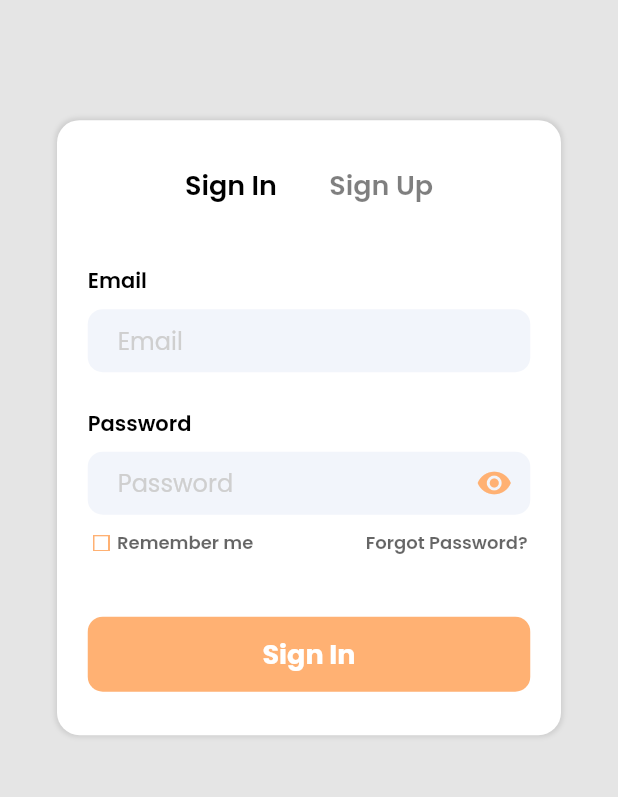
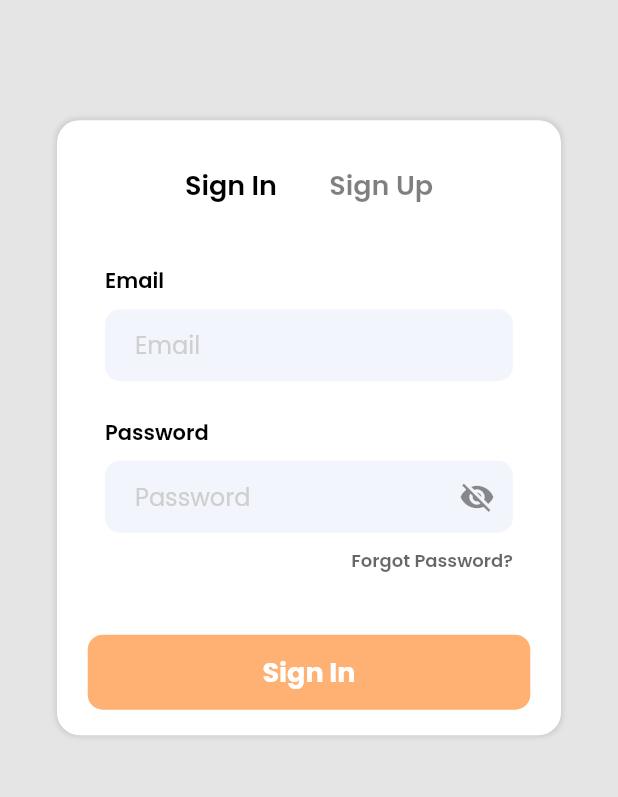
Before and after one commit to Indrawan007/mountain-guide-app, a Flutter app: the screen it shows after launch, on a phone screen of 412 x 824 dp, the part 393-1190 px from its top. Run offline on Flutter 3.47's test engine with Material 2 defaults, Android fonts, the light colour scheme and no system bars; our stand-ins replace blurrycontainer, cloud_firestore, firebase_auth, firebase_core, get, google_fonts; missing offline and left inert: firebase_auth_web, firebase_core_web; accounts and stored records are empty.

Commit message:
change log : - add login logic - update some ui in login page

```diff
--- a/lib/UI-Pages/Login-pages/loginpage.dart
+++ b/lib/UI-Pages/Login-pages/loginpage.dart
@@ -1,8 +1,15 @@
+import 'dart:developer';
+
 import 'package:firebase_auth/firebase_auth.dart';
 import 'package:flutter/material.dart';
+import 'package:get/get.dart';
+import 'package:get/get_core/src/get_main.dart';
 import 'package:google_fonts/google_fonts.dart';
 import 'package:mountain_guide_app/UI-Pages/Homa-page/HomePage.dart';
 import 'package:mountain_guide_app/UI-Pages/Login-pages/signup.dart';
+
+import '../../RouteStates.dart';
+import '../../controller/LoginController.dart';
 
 class LoginPage extends StatefulWidget {
   @override
@@ -10,9 +17,8 @@ class LoginPage extends StatefulWidget {
 }
 
 class _LoginPageState extends State<LoginPage> {
-  bool isHiddenPassword = true;
-  TextEditingController email = TextEditingController();
-  TextEditingController password = TextEditingController();
+  LoginController loginController = Get.find();
+
   @override
   Widget build(BuildContext context) {
     return Scaffold(
@@ -51,7 +57,7 @@ class _LoginPageState extends State<LoginPage> {
                   children: [
                     Padding(
                       padding: const EdgeInsets.only(
-                        top: 30,
+                        top: 30
                       ),
                       child: Row(
                         mainAxisAlignment: MainAxisAlignment.center,
@@ -88,7 +94,10 @@ class _LoginPageState extends State<LoginPage> {
                     SizedBox(
                       height: 40,
                     ),
-                    Column(
+                    Obx(
+                      () => Padding(
+                        padding: const EdgeInsets.symmetric(horizontal: 32),
+                        child: Column(
                           crossAxisAlignment: CrossAxisAlignment.start,
                           children: [
                             Text(
@@ -101,10 +110,8 @@ class _LoginPageState extends State<LoginPage> {
                             ),
                             SizedBox(height: 8),
                             Container(
-                          width: 295,
-                          height: 42,
                               child: TextFormField(
-                            controller: email,
+                                initialValue: loginController.user.value.email,
                                 cursorColor: Colors.black,
                                 style: GoogleFonts.poppins(
                                   color: Color(0xFF000000),
@@ -124,6 +131,11 @@ class _LoginPageState extends State<LoginPage> {
                                     hintStyle: GoogleFonts.poppins(
                                       color: Color(0xFFCFCFCF),
                                     )),
+                                onChanged: (value) {
+                                  loginController.user(loginController
+                                      .user.value
+                                      .copyWith(email: value));
+                                },
                               ),
                             ),
                             SizedBox(height: 24),
@@ -137,16 +149,24 @@ class _LoginPageState extends State<LoginPage> {
                             ),
                             SizedBox(height: 8),
                             Container(
-                          width: 295,
-                          height: 42,
                               child: TextFormField(
-                            controller: password,
+                                initialValue: loginController.user.value.password,
                                 cursorColor: Colors.black,
-                            obscureText: isHiddenPassword,
+                                obscureText: loginController.showPassword.value,
                                 style: GoogleFonts.poppins(
                                   color: Color(0xFF000000),
                                 ),
                                 decoration: InputDecoration(
+                                    suffixIcon: IconButton(
+                                        onPressed: () {
+                                          loginController.showPassword(
+                                              !loginController
+                                                  .showPassword.value);
+                                        },
+                                        icon: Icon(
+                                            loginController.showPassword.value
+                                                ? Icons.visibility
+                                                : Icons.visibility_off)),
                                     contentPadding: EdgeInsets.only(
                                       left: 20,
                                       top: 15,
@@ -157,42 +177,30 @@ class _LoginPageState extends State<LoginPage> {
                                       borderRadius: BorderRadius.circular(10),
                                       borderSide: BorderSide.none,
                                     ),
-                                suffixIcon: InkWell(
-                                  onTap: _togglePasswordView,
-                                  child: Icon(
-                                    Icons.visibility,
-                                    color: Color(0xffFFB173),
-                                  ),
-                                ),
                                     hintText: 'Password',
                                     hintStyle: GoogleFonts.poppins(
                                       color: Color(0xFFCFCFCF),
                                     )),
+                                onChanged: (value) {
+                                  loginController.user(loginController
+                                      .user.value
+                                      .copyWith(password: value));
+                                },
                               ),
                             ),
                           ],
                         ),
+                      ),
+                    ),
                     Padding(
                       padding: const EdgeInsets.only(
                         top: 10,
+                        left: 32,
+                        right: 32
                       ),
                       child: Row(
+                        mainAxisAlignment: MainAxisAlignment.end,
                         children: [
-                          SizedBox(width: 24),
-                          Image.asset(
-                            'assets/images/checkbox.png',
-                            width: 11,
-                          ),
-                          SizedBox(width: 5),
-                          Text(
-                            'Remember me',
-                            style: GoogleFonts.poppins(
-                              fontSize: 12,
-                              fontWeight: FontWeight.w600,
-                              color: Colors.black.withOpacity(0.6),
-                            ),
-                          ),
-                          SizedBox(width: 75),
                           Text(
                             'Forgot Password?',
                             style: GoogleFonts.poppins(
@@ -207,25 +215,26 @@ class _LoginPageState extends State<LoginPage> {
                     SizedBox(height: 40),
                     InkWell(
                       onTap: () async {
+                        log("${loginController.user.value}");
+                        if (loginController.user.value.email != null &&
+                            loginController.user.value.password != null &&
+                            loginController.user.value.email?.isNotEmpty ==
+                                true &&
+                            loginController.user.value.password?.isNotEmpty ==
+                                true) {
                           try {
                             await FirebaseAuth.instance
                                 .signInWithEmailAndPassword(
-                            email: email.text,
-                            password: password.text,
+                              email: loginController.user.value.email!,
+                              password: loginController.user.value.password!,
                             );
-                          Navigator.pushReplacement(
-                            context,
-                            MaterialPageRoute(builder: (context) => HomePage()),
-                          );
+                            Get.offAndToNamed(homePage);
                           } on FirebaseAuthException catch (e) {
                             if (e.code == 'user-not-found') {
-                            ScaffoldMessenger.of(context).showSnackBar(SnackBar(
-                              content: Text('Email belum terdaftar'),
-                            ));
+                              Get.snackbar("Maaf","Email belum terdaftar");
                             } else if (e.code == 'wrong-password') {
-                            ScaffoldMessenger.of(context).showSnackBar(SnackBar(
-                              content: Text('Password anda salah'),
-                            ));
+                              Get.snackbar("Maaf","Password anda salah");
+                            }
                           }
                         }
                       },
@@ -257,15 +266,4 @@ class _LoginPageState extends State<LoginPage> {
       ),
     );
   }
-
-  void _togglePasswordView() {
-    // if (isHiddenPassword == true) {
-    //   isHiddenPassword = false;
-    // } else {
-    //   isHiddenPassword = true;
-    // }
-    setState(() {
-      isHiddenPassword = !isHiddenPassword;
-    });
 }
-}
--- a/lib/UI-Pages/Login-pages/signup.dart
+++ b/lib/UI-Pages/Login-pages/signup.dart
@@ -403,7 +403,7 @@ class _SignUpState extends State<SignUp> {
                               'uid': credential.user?.uid?? "",
                             });
                             message = "Berhasil daftar akun, Silahkan login";
-                            Get.toNamed(homePage);
+                            Get.offAndToNamed(homePage);
                           } catch (e) {
                             print(e);
                             message = "Gagal daftar akun anda";
--- a/lib/controller/LoginController.dart
+++ b/lib/controller/LoginController.dart
@@ -1,19 +1,12 @@
 
-import 'package:firebase_auth/firebase_auth.dart';
 import 'package:get/get.dart';
 import 'package:get/get_state_manager/src/simple/get_controllers.dart';
+import 'package:mountain_guide_app/data/model/User.dart';
 
 class LoginController extends GetxController {
-    var state = MainState.Loading.obs;
-    var nama = "".obs;
-    var alamat = "".obs;
-    var telphone = "".obs;
-    var email = "".obs;
-    var password = "".obs;
+    final user = User().obs;
+    final showPassword = false.obs;
 
-    signUp(){
-
-    }
 }
 
 enum MainState {
```
Also changed, not shown: lib/controller/SignUpController.dart (+0 -8 lines). Lines whose indentation alone changed are shown as unchanged.
